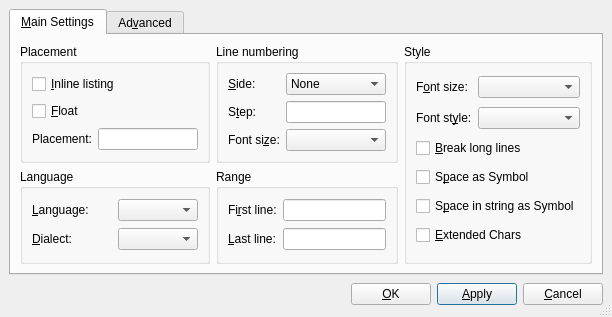
This is src/frontends/qt4/ui/ListingsUi.ui in cburschka/lyx as Qt 5 draws it before an edit. The edited form follows.
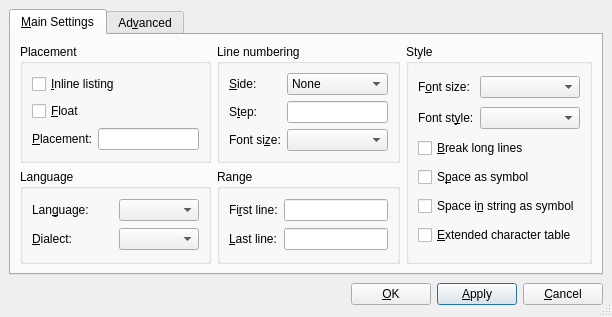
This is the edited form.

```diff
--- a/src/frontends/qt4/ui/ListingsUi.ui
+++ b/src/frontends/qt4/ui/ListingsUi.ui
@@ -136,7 +136,7 @@
              <string>Use extended character table</string>
             </property>
             <property name="text" >
-             <string>&amp;Extended Chars</string>
+             <string>&amp;Extended character table</string>
             </property>
             <property name="shortcut" >
              <number>276824133</number>
@@ -149,7 +149,7 @@
              <string>Make spaces in strings visible by a special symbol</string>
             </property>
             <property name="text" >
-             <string>S&amp;pace in string as Symbol</string>
+             <string>Space i&amp;n string as symbol</string>
             </property>
             <property name="shortcut" >
              <number>276824147</number>
@@ -162,7 +162,7 @@
              <string>Make spaces visible by a special symbol</string>
             </property>
             <property name="text" >
-             <string>S&amp;pace as Symbol</string>
+             <string>S&amp;pace as symbol</string>
             </property>
             <property name="shortcut" >
              <number>276824147</number>
@@ -206,7 +206,7 @@
              <bool>false</bool>
             </property>
             <property name="buddy" >
-             <cstring>numberFontSizeCO</cstring>
+             <cstring>lastlineLE</cstring>
             </property>
            </widget>
           </item>
@@ -245,7 +245,7 @@
              <bool>false</bool>
             </property>
             <property name="buddy" >
-             <cstring>numberFontSizeCO</cstring>
+             <cstring>firstlineLE</cstring>
             </property>
            </widget>
           </item>
@@ -284,7 +284,7 @@
           <item row="0" column="0" >
            <widget class="QLabel" name="languageLBL" >
             <property name="text" >
-             <string>&amp;Language:</string>
+             <string>Lan&amp;guage:</string>
             </property>
             <property name="buddy" >
              <cstring>languageCO</cstring>
@@ -375,7 +375,7 @@
           <item row="1" column="0" >
            <widget class="QLabel" name="stepnumberL" >
             <property name="toolTip" >
-             <string>File name of image</string>
+             <string/>
             </property>
             <property name="text" >
              <string>S&amp;tep:</string>
@@ -407,7 +407,7 @@
           <item row="0" column="0" >
            <widget class="QLabel" name="label" >
             <property name="text" >
-             <string>&amp;Side: </string>
+             <string>&amp;Side:</string>
             </property>
             <property name="buddy" >
              <cstring>numberSideCO</cstring>
@@ -459,11 +459,14 @@
           <item row="2" column="0" >
            <widget class="QLabel" name="captionL_5" >
             <property name="text" >
-             <string>Placement:</string>
+             <string>&amp;Placement:</string>
             </property>
             <property name="wordWrap" >
              <bool>false</bool>
             </property>
+            <property name="buddy" >
+             <cstring>placementLE</cstring>
+            </property>
            </widget>
           </item>
          </layout>
@@ -493,7 +496,7 @@
           </sizepolicy>
          </property>
          <property name="title" >
-          <string>More &amp;Parameters</string>
+          <string>More Parameters</string>
          </property>
          <layout class="QGridLayout" >
           <property name="margin" >
```
